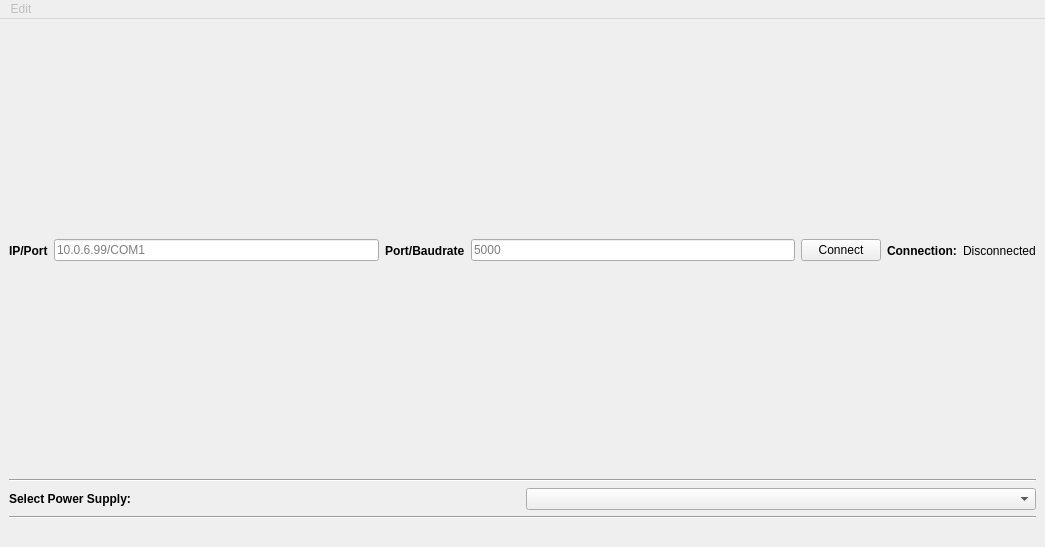
First picture: the form in src/pemi/ui/main.ui, repository cnpem-emi/pemi, before the edit.
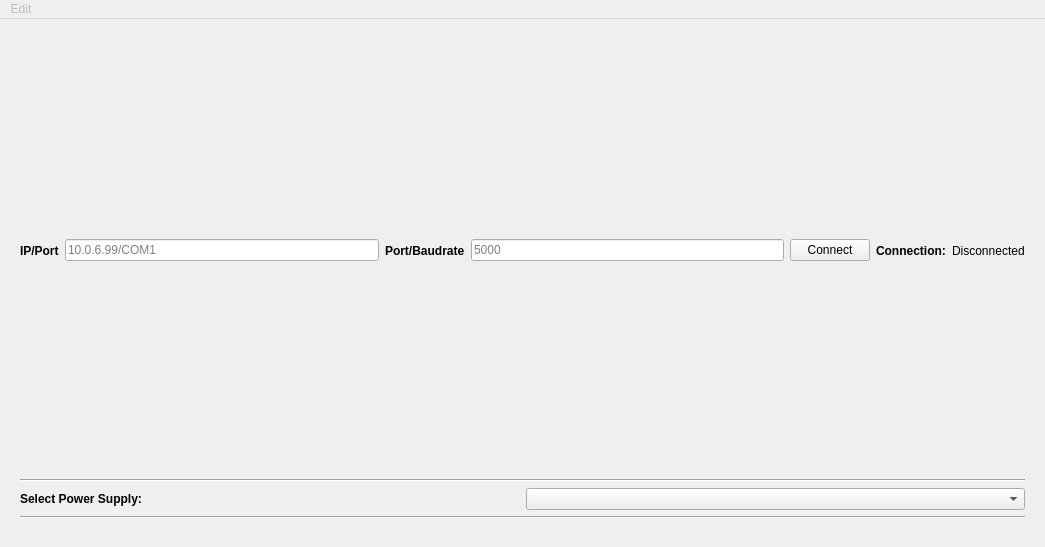
Second picture: the form after the edit.

Commit message: UI tweaks, defaults to 5000 port when using ethernet

What changed in the file:
```diff
--- a/src/pemi/ui/main.ui
+++ b/src/pemi/ui/main.ui
@@ -23,8 +23,11 @@
    <property name="enabled">
     <bool>true</bool>
    </property>
-   <layout class="QGridLayout" name="gridLayout">
-    <item row="3" column="0">
+   <layout class="QGridLayout" name="gridLayout" columnstretch="1,90,1">
+    <item row="6" column="1">
+     <layout class="QVBoxLayout" name="tabLayout"/>
+    </item>
+    <item row="3" column="1">
      <layout class="QHBoxLayout" name="horizontalLayout_2">
       <item>
        <widget class="QLabel" name="addressLabel">
@@ -44,7 +47,7 @@
       </item>
      </layout>
     </item>
-    <item row="1" column="0">
+    <item row="1" column="1">
      <layout class="QHBoxLayout" name="connectLayout">
       <item>
        <widget class="QLabel" name="ipLabel">
@@ -115,23 +118,46 @@
       </item>
      </layout>
     </item>
-    <item row="6" column="0">
-     <layout class="QVBoxLayout" name="tabLayout"/>
-    </item>
-    <item row="5" column="0">
-     <widget class="Line" name="line">
-      <property name="orientation">
-       <enum>Qt::Horizontal</enum>
-      </property>
-     </widget>
-    </item>
-    <item row="2" column="0">
+    <item row="2" column="1">
      <widget class="Line" name="line_2">
       <property name="orientation">
        <enum>Qt::Horizontal</enum>
       </property>
      </widget>
     </item>
+    <item row="5" column="1">
+     <widget class="Line" name="line">
+      <property name="orientation">
+       <enum>Qt::Horizontal</enum>
+      </property>
+     </widget>
+    </item>
+    <item row="3" column="0">
+     <spacer name="horizontalSpacer">
+      <property name="orientation">
+       <enum>Qt::Horizontal</enum>
+      </property>
+      <property name="sizeHint" stdset="0">
+       <size>
+        <width>40</width>
+        <height>20</height>
+       </size>
+      </property>
+     </spacer>
+    </item>
+    <item row="3" column="2">
+     <spacer name="horizontalSpacer_2">
+      <property name="orientation">
+       <enum>Qt::Horizontal</enum>
+      </property>
+      <property name="sizeHint" stdset="0">
+       <size>
+        <width>40</width>
+        <height>20</height>
+       </size>
+      </property>
+     </spacer>
+    </item>
    </layout>
   </widget>
   <widget class="QMenuBar" name="menubar">
```
The commit also changes 2 other files.
